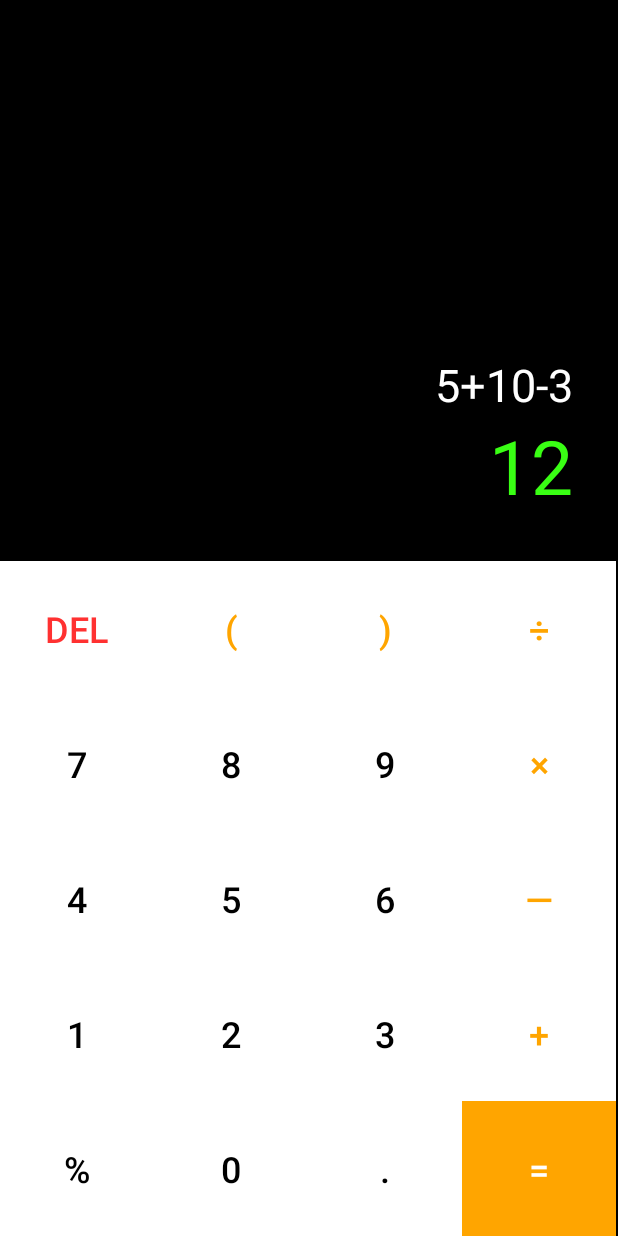
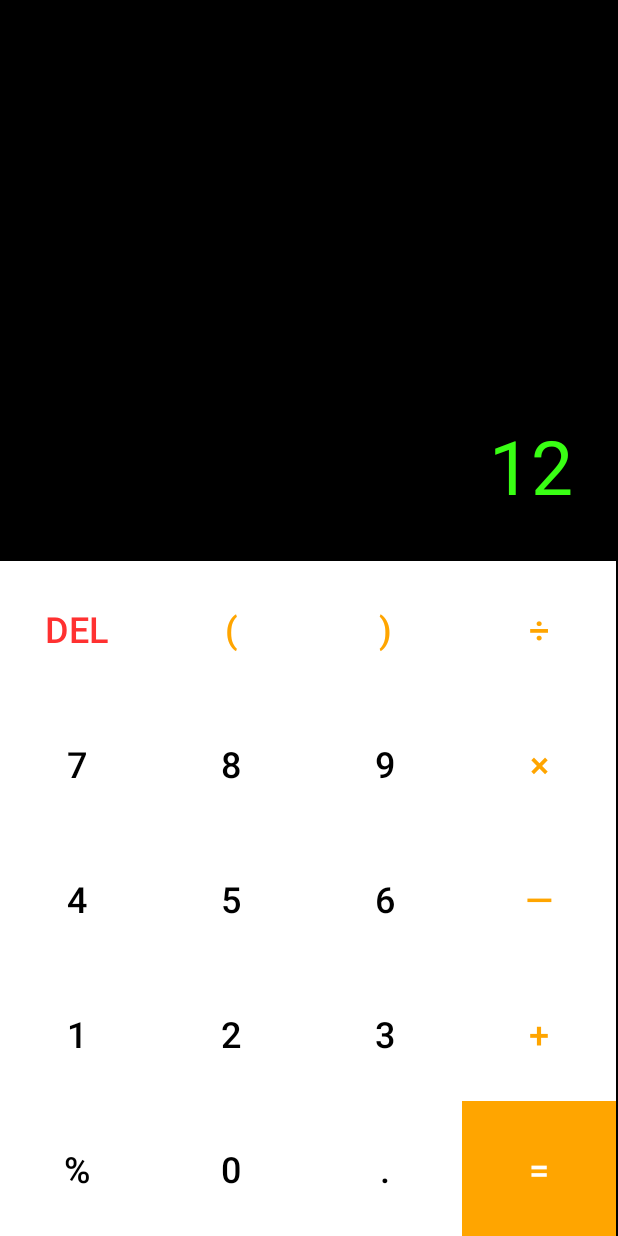
Before and after one commit to Rigel-White/calculator, an Android app: the layout activity_main.xml on its own in the app's theme, with its tools: preview values and no code run, on a phone screen of 412 x 824 dp. Run offline under Robolectric (Android 15) with nearby library versions, the phone set to English and light mode, and no system bars.

```diff
--- a/app/src/main/res/layout/activity_main.xml
+++ b/app/src/main/res/layout/activity_main.xml
@@ -21,7 +21,7 @@
             android:layout_width="match_parent"
             android:layout_height="wrap_content"
             android:gravity="end"
-            android:textColor="@color/white"
+            android:textColor="@color/black"
             android:textSize="30sp"
             tools:text="5+10-3" />
         <TextView
@@ -100,6 +100,7 @@
                 style="@style/Button_Style"
                 android:layout_width="wrap_content"
                 android:layout_height="90dp"
+
                 android:text="4" />
             <androidx.appcompat.widget.AppCompatButton
                 android:id="@+id/button_5"
```
Also changed, not shown: app/src/main/java/com/example/calacator/MainActivity.kt (+4 -4 lines).
